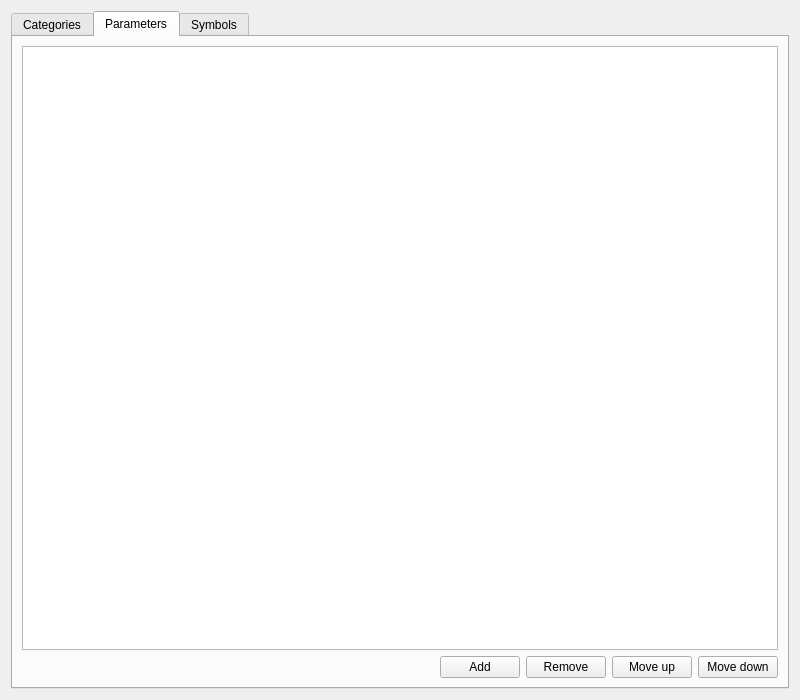
Above: ui/DataEntryWindow.ui from mym-br/gama_tts_editor before the change. Below: the same form after it.
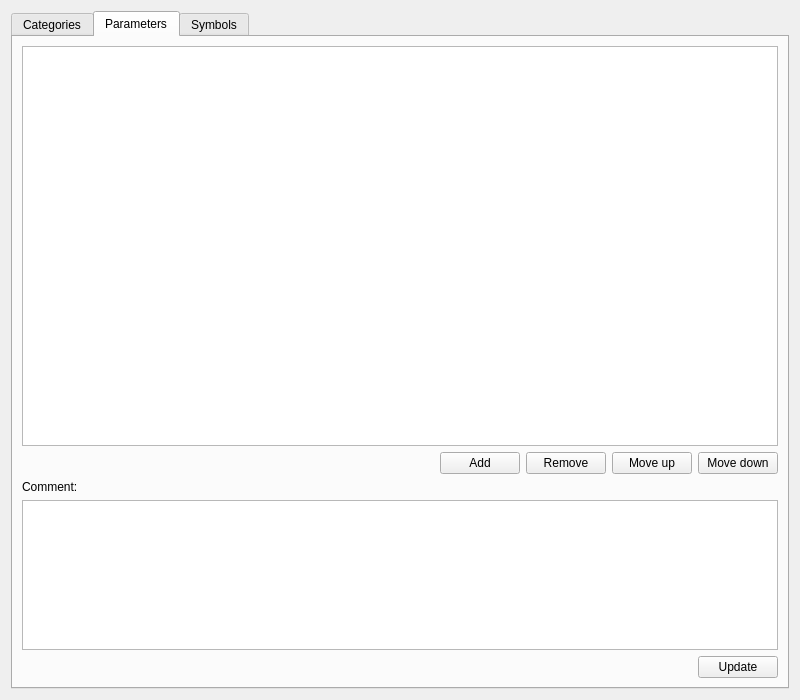
That is the form after the change. The open tabs and pages were chosen to show the change.

Commit message: Use comments in parameters and symbols.

Patch:
```diff
--- a/ui/DataEntryWindow.ui
+++ b/ui/DataEntryWindow.ui
@@ -215,6 +215,61 @@
          </layout>
         </widget>
        </item>
+       <item>
+        <widget class="QLabel" name="label_2">
+         <property name="text">
+          <string>Comment:</string>
+         </property>
+        </widget>
+       </item>
+       <item>
+        <widget class="QPlainTextEdit" name="parameterCommentTextEdit">
+         <property name="maximumSize">
+          <size>
+           <width>16777215</width>
+           <height>150</height>
+          </size>
+         </property>
+        </widget>
+       </item>
+       <item>
+        <widget class="QWidget" name="widget_5" native="true">
+         <layout class="QHBoxLayout" name="horizontalLayout_5">
+          <property name="leftMargin">
+           <number>0</number>
+          </property>
+          <property name="topMargin">
+           <number>0</number>
+          </property>
+          <property name="rightMargin">
+           <number>0</number>
+          </property>
+          <property name="bottomMargin">
+           <number>0</number>
+          </property>
+          <item>
+           <spacer name="horizontalSpacer_5">
+            <property name="orientation">
+             <enum>Qt::Horizontal</enum>
+            </property>
+            <property name="sizeHint" stdset="0">
+             <size>
+              <width>40</width>
+              <height>20</height>
+             </size>
+            </property>
+           </spacer>
+          </item>
+          <item>
+           <widget class="QPushButton" name="updateParameterCommentButton">
+            <property name="text">
+             <string>Update</string>
+            </property>
+           </widget>
+          </item>
+         </layout>
+        </widget>
+       </item>
       </layout>
      </widget>
      <widget class="QWidget" name="symbolsTab">
```
Left out of the diff: 99 changed lines with no effect on the pictures. The commit also changes 6 other files.
